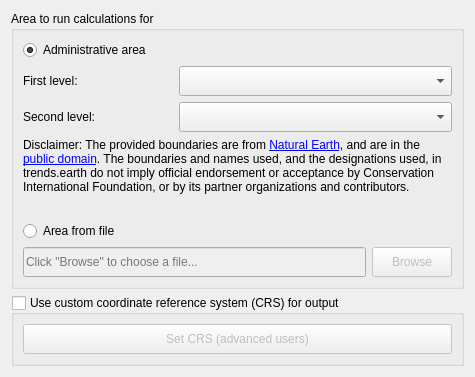
This is LDMP/gui/WidgetSelectArea.ui in ConservationInternational/trends.earth as Qt 5 draws it before an edit. The edited form follows.
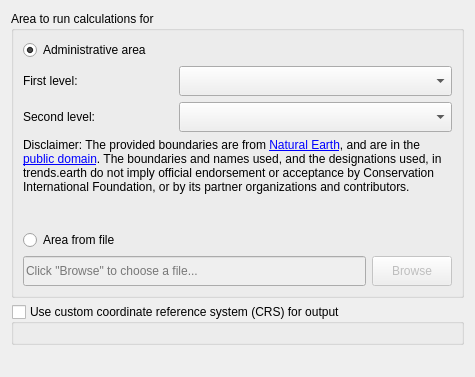
This is the edited form. Custom widgets are drawn as their Qt base class.

What changed in the file:
```diff
--- a/LDMP/gui/WidgetSelectArea.ui
+++ b/LDMP/gui/WidgetSelectArea.ui
@@ -242,17 +242,7 @@
      </property>
      <layout class="QHBoxLayout" name="horizontalLayout">
       <item>
-       <widget class="QPushButton" name="btn_crs">
-        <property name="minimumSize">
-         <size>
-          <width>0</width>
-          <height>30</height>
-         </size>
-        </property>
-        <property name="text">
-         <string>Set CRS (advanced users)</string>
-        </property>
-       </widget>
+       <widget class="QgsProjectionSelectionWidget" name="mQgsProjectionSelectionWidget"/>
       </item>
      </layout>
     </widget>
@@ -272,6 +262,13 @@
    </item>
   </layout>
  </widget>
+ <customwidgets>
+  <customwidget>
+   <class>QgsProjectionSelectionWidget</class>
+   <extends>QWidget</extends>
+   <header>qgis.gui</header>
+  </customwidget>
+ </customwidgets>
  <resources/>
  <connections/>
  <buttongroups>
```
